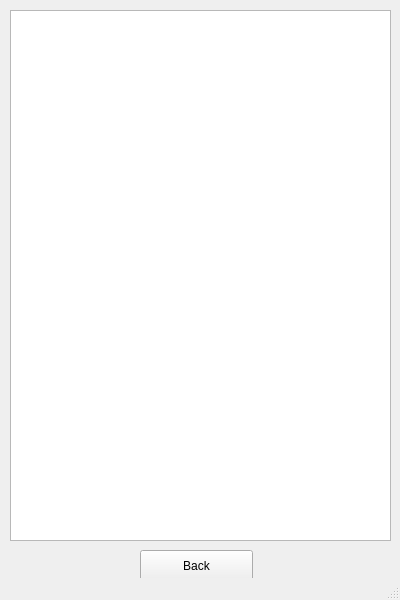
Old version of the form UI/QuickHelper.ui in the repository AginSquash/FirstAidHelper.
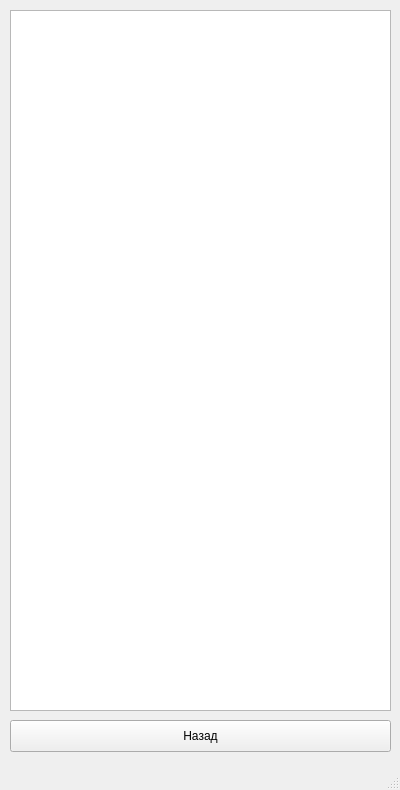
New version of the form.

Commit message: Обновил последний UI-интерфейс

```diff
--- a/UI/QuickHelper.ui
+++ b/UI/QuickHelper.ui
@@ -7,13 +7,13 @@
     <x>0</x>
     <y>0</y>
     <width>400</width>
-    <height>600</height>
+    <height>790</height>
    </rect>
   </property>
   <property name="minimumSize">
    <size>
-    <width>400</width>
-    <height>600</height>
+    <width>375</width>
+    <height>790</height>
    </size>
   </property>
   <property name="maximumSize">
@@ -32,21 +32,21 @@
       <x>10</x>
       <y>10</y>
       <width>381</width>
-      <height>531</height>
+      <height>701</height>
      </rect>
     </property>
    </widget>
    <widget class="QPushButton" name="pushBackButton">
     <property name="geometry">
      <rect>
-      <x>140</x>
-      <y>550</y>
-      <width>113</width>
+      <x>10</x>
+      <y>720</y>
+      <width>381</width>
       <height>32</height>
      </rect>
     </property>
     <property name="text">
-     <string>Back</string>
+     <string>Назад</string>
     </property>
    </widget>
   </widget>
```
The commit also changes 5 other files.
